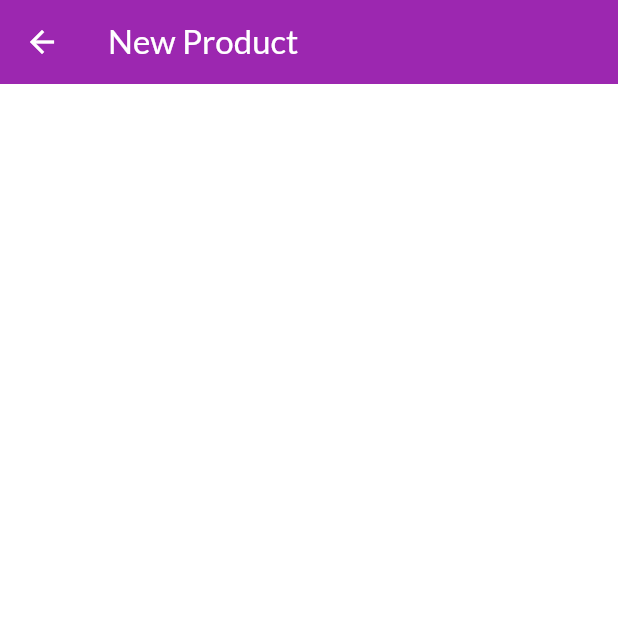
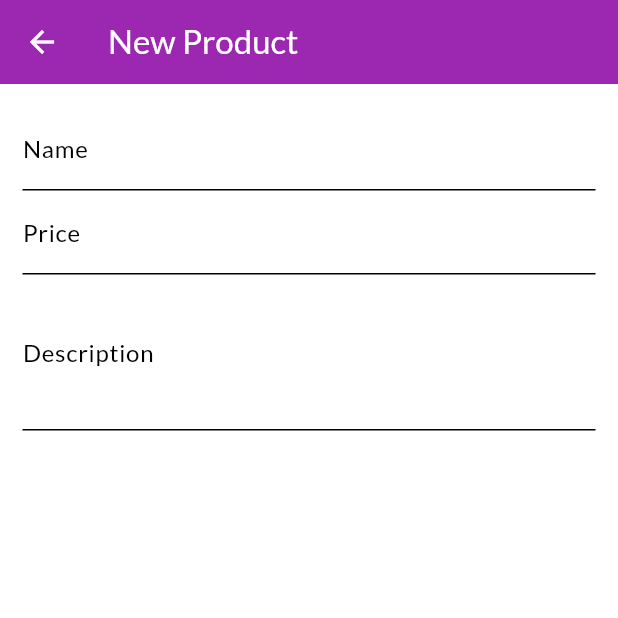
Before and after one commit to enzo-cezarg/shop-app, a Flutter app: the ProductFormPage screen opened by its route, on a phone screen of 412 x 824 dp, the top half of it. Run offline on Flutter 3.47's test engine with Material 3 defaults, Android fonts, the phone set to English and light mode, and no system bars.

Commit message:
product form page

```diff
--- a/lib/pages/product_form_page.dart
+++ b/lib/pages/product_form_page.dart
@@ -1,7 +1,22 @@
 import 'package:flutter/material.dart';
 
-class ProductFormPage extends StatelessWidget {
+class ProductFormPage extends StatefulWidget {
   const ProductFormPage({super.key});
+
+  @override
+  State<ProductFormPage> createState() => _ProductFormPageState();
+}
+
+class _ProductFormPageState extends State<ProductFormPage> {
+  final _priceFocus = FocusNode();
+  final _descriptionFocus = FocusNode();
+
+  @override
+  void dispose() {
+    super.dispose();
+    _priceFocus.dispose();
+    _descriptionFocus.dispose();
+  }
 
   @override
   Widget build(BuildContext context) {
@@ -11,6 +26,36 @@ class ProductFormPage extends StatelessWidget {
         backgroundColor: Theme.of(context).colorScheme.primary,
         foregroundColor: Theme.of(context).colorScheme.onPrimary,
       ),
+      body: Padding(
+        padding: const EdgeInsets.all(15),
+        child: Form(
+          child: ListView(
+            children: [
+              TextFormField(
+                decoration: InputDecoration(labelText: 'Name'),
+                textInputAction: TextInputAction.next,
+                onFieldSubmitted: (_) =>
+                    FocusScope.of(context).requestFocus(_priceFocus),
+              ),
+              TextFormField(
+                decoration: InputDecoration(labelText: 'Price'),
+                textInputAction: TextInputAction.next,
+                keyboardType: TextInputType.numberWithOptions(decimal: true),
+                focusNode: _priceFocus,
+                onFieldSubmitted: (_) =>
+                    FocusScope.of(context).requestFocus(_descriptionFocus),
+              ),
+              TextFormField(
+                decoration: InputDecoration(labelText: 'Description'),
+                textInputAction: TextInputAction.next,
+                keyboardType: TextInputType.multiline,
+                maxLines: 3,
+                focusNode: _descriptionFocus,
+              ),
+            ],
+          ),
+        ),
+      ),
     );
   }
 }
```
